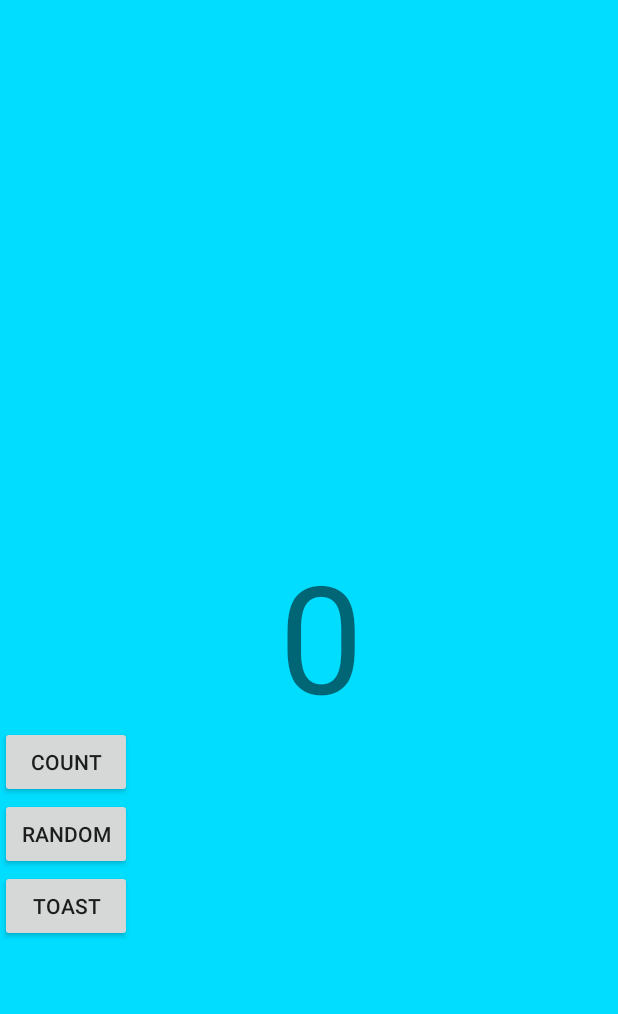
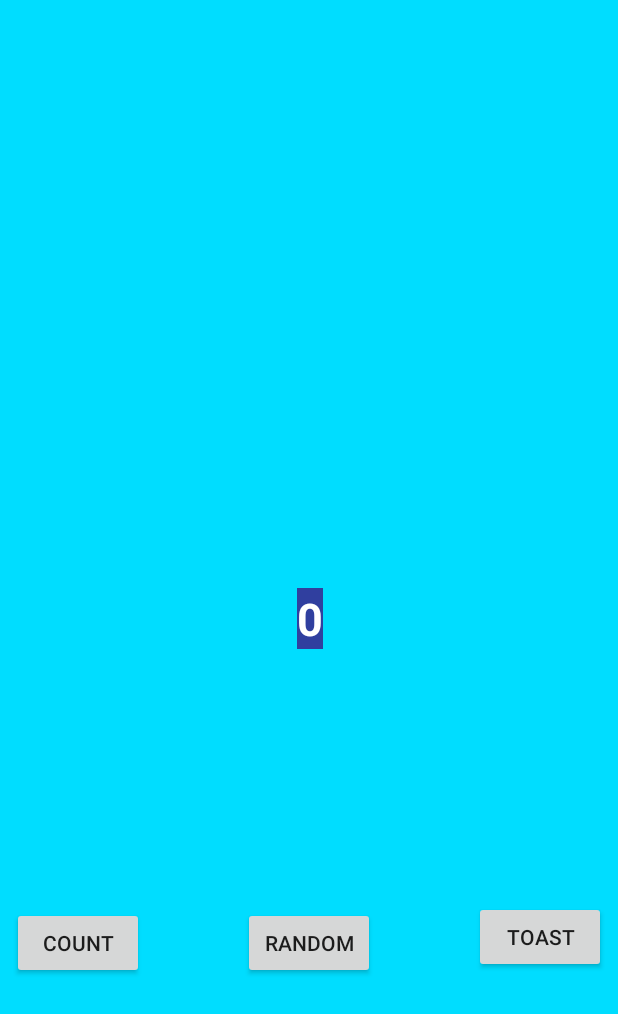
Before and after one commit to Felixjosemon/KotlinUdemyDemo, an Android app: the screen it shows after launch (MainActivity), on a phone screen of 412 x 824 dp. Shown: the top 1014 px of the screen. Run offline under Robolectric (Android 15) with nearby library versions, the phone set to English and light mode, and no system bars.

Commit message:
Fixed xml of layout. Learnt constraint

```diff
--- a/app/src/main/res/layout/activity_main.xml
+++ b/app/src/main/res/layout/activity_main.xml
@@ -9,48 +9,66 @@
 
     <TextView
         android:id="@+id/textView"
-        android:layout_width="223dp"
-        android:layout_height="111dp"
-        android:layout_marginStart="81dp"
+        android:layout_width="wrap_content"
+        android:layout_height="wrap_content"
+        android:background="@color/colorPrimaryDark"
+        android:fontFamily="sans-serif"
         android:text="@string/hello_text"
         android:textAlignment="center"
-        android:textSize="100sp"
+        android:textColor="@android:color/white"
+        android:textSize="30sp"
+        android:textStyle="bold"
         app:layout_constraintBottom_toBottomOf="parent"
-        app:layout_constraintHorizontal_bias="0.2"
         app:layout_constraintLeft_toLeftOf="parent"
         app:layout_constraintRight_toRightOf="parent"
-        app:layout_constraintTop_toTopOf="parent" />
+        app:layout_constraintTop_toTopOf="parent"
+        android:layout_marginTop="0dp"
+        app:layout_constraintHorizontal_bias="0.501"
+        app:layout_constraintVertical_bias="0.50" />
 
     <Button
         android:id="@+id/count_button"
         android:layout_width="wrap_content"
         android:layout_height="wrap_content"
-        android:layout_marginTop="16dp"
         android:text="Count"
         android:onClick="countMe"
+        tools:ignore="MissingConstraints"
+        app:layout_constraintBottom_toBottomOf="parent"
+        android:layout_marginBottom="8dp"
+        android:layout_marginTop="8dp"
         app:layout_constraintTop_toBottomOf="@+id/textView"
-        tools:layout_editor_absoluteX="163dp"
-        tools:ignore="MissingConstraints" />
+        android:layout_marginLeft="8dp"
+        app:layout_constraintVertical_bias="0.502"
+        app:layout_constraintLeft_toLeftOf="parent" />
 
     <Button
         android:id="@+id/toast_button"
         android:layout_width="88dp"
         android:layout_height="wrap_content"
-        android:layout_marginTop="48dp"
         android:text="Toast"
         android:onClick="toastMe"
-        app:layout_constraintTop_toBottomOf="@+id/count_button"
-        tools:layout_editor_absoluteX="163dp" />
+        app:layout_constraintBottom_toBottomOf="parent"
+        android:layout_marginBottom="16dp"
+        android:layout_marginTop="8dp"
+        app:layout_constraintTop_toBottomOf="@+id/textView"
+        android:layout_marginRight="8dp"
+        app:layout_constraintVertical_bias="0.502"
+        app:layout_constraintRight_toRightOf="parent" />
 
     <Button
         android:id="@+id/random_button"
         android:layout_width="wrap_content"
         android:layout_height="wrap_content"
-        android:layout_marginTop="0dp"
         android:text="Random"
         android:onClick="randomMe"
-        app:layout_constraintTop_toBottomOf="@+id/count_button"
-        tools:layout_editor_absoluteX="163dp" />
+        android:layout_marginTop="8dp"
+        app:layout_constraintTop_toBottomOf="@+id/textView"
+        app:layout_constraintRight_toLeftOf="@+id/toast_button"
+        android:layout_marginRight="8dp"
+        app:layout_constraintLeft_toRightOf="@+id/count_button"
+        android:layout_marginLeft="8dp"
+        app:layout_constraintBottom_toBottomOf="parent"
+        android:layout_marginBottom="8dp" />
 
 
 </android.support.constraint.ConstraintLayout>
--- a/app/src/main/res/layout/activity_second.xml
+++ b/app/src/main/res/layout/activity_second.xml
@@ -21,10 +21,17 @@
         android:id="@+id/textview_random"
         android:layout_width="wrap_content"
         android:layout_height="wrap_content"
-        android:text="R"
+        android:text="@string/Rand"
         android:textColor="@android:color/white"
         android:textSize="40sp"
         android:textStyle="bold"
-        tools:layout_editor_absoluteX="162dp"
-        tools:layout_editor_absoluteY="224dp" />
+        app:layout_constraintBottom_toBottomOf="parent"
+        android:layout_marginBottom="8dp"
+        android:layout_marginTop="8dp"
+        app:layout_constraintTop_toBottomOf="@+id/textview_label"
+        app:layout_constraintVertical_bias="0.506"
+        android:layout_marginLeft="8dp"
+        app:layout_constraintLeft_toLeftOf="parent"
+        android:layout_marginRight="8dp"
+        app:layout_constraintRight_toRightOf="parent" />
 </android.support.constraint.ConstraintLayout>
--- a/app/src/main/res/values/strings.xml
+++ b/app/src/main/res/values/strings.xml
@@ -3,4 +3,5 @@
     <string name="title_activity_main">MainActivity</string>
     <string name="hello_text">0</string>
     <string name="random_heading">Here is a random number between 0 and %1d</string>
+    <string name="Rand">R</string>
 </resources>
```
